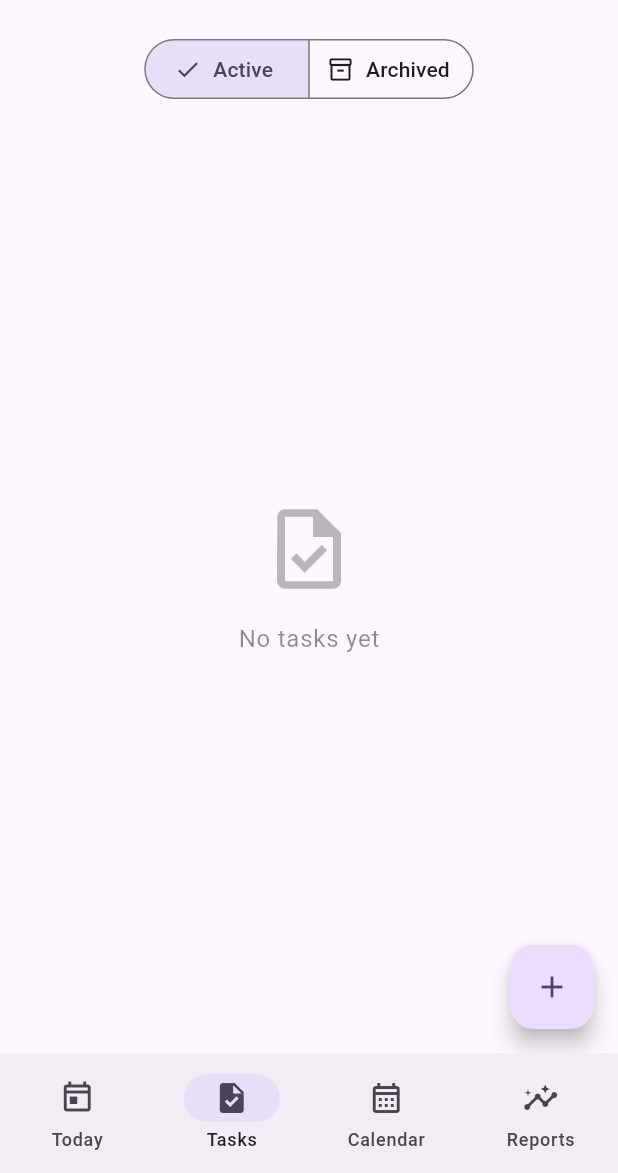
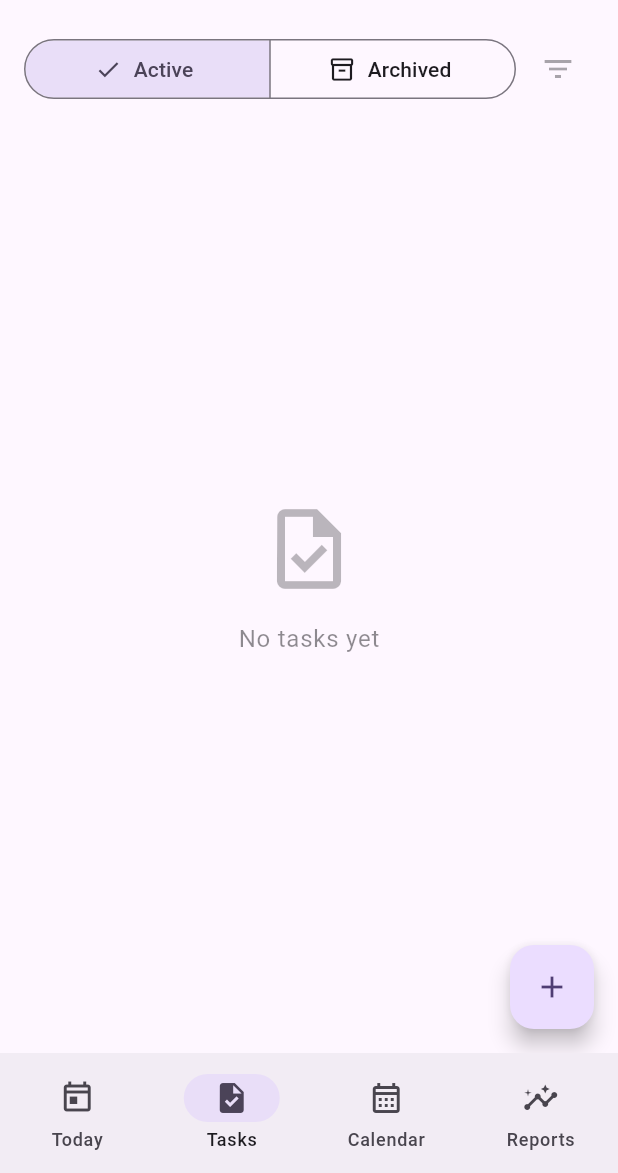
Before and after one commit to aaronbeall/timetodo, a Flutter app: the screen it shows after launch, item 2 of the bottom bar chosen, on a phone screen of 412 x 824 dp, the part 63-1236 px from its top. Run offline on Flutter 3.47's test engine with Material 3 defaults, Android fonts, the phone set to English and light mode, and no system bars; our stand-ins replace shared_preferences.

Commit message:
feat: add filtering functionality for task display based on schedule tags

```diff
--- a/flutter/lib/screens/tasks_screen.dart
+++ b/flutter/lib/screens/tasks_screen.dart
@@ -34,6 +34,7 @@ class _TasksScreenState extends State<TasksScreen> {
   String? _expandedTaskId;
   Task? _headingDraft;
   _TasksFilter _filter = _TasksFilter.active;
+  final _repeatFilters = <String>{};
   final _editorKey = GlobalKey<TaskEditorState>();
   final _listController = ScrollController();
   final _rowKeys = <String, GlobalKey>{};
@@ -97,10 +98,32 @@ class _TasksScreenState extends State<TasksScreen> {
         title: const Text('Tasks'),
         elevation: 0,
       ),
-      body: Column(
+      body: Consumer<TaskProvider>(
+        builder: (context, taskProvider, child) {
+          final List<Task> source;
+          if (_filter == _TasksFilter.archived) {
+            source = [...taskProvider.archivedTasks]
+              ..sort((a, b) =>
+                  a.label.toLowerCase().compareTo(b.label.toLowerCase()));
+          } else {
+            source = [...taskProvider.activeTasks]
+              ..sort((a, b) =>
+                  a.label.toLowerCase().compareTo(b.label.toLowerCase()));
+          }
+          final tags = _uniqueFilterTags(source);
+          final activeTags =
+              _repeatFilters.where(tags.contains).toSet();
+          final tasks = activeTags.isEmpty
+              ? source
+              : source.where((task) => _matchesFilter(task, activeTags)).toList();
+
+          return Column(
             children: [
           Padding(
             padding: const EdgeInsets.fromLTRB(16, 8, 16, 0),
+            child: Row(
+              children: [
+                Expanded(
                   child: SegmentedButton<_TasksFilter>(
               segments: const [
                 ButtonSegment(
@@ -121,26 +144,70 @@ class _TasksScreenState extends State<TasksScreen> {
                   _filter = value.first;
                   _expandedTaskId = null;
                   _headingDraft = null;
+                  _repeatFilters.clear();
                 });
               },
                   ),
                 ),
+                const SizedBox(width: 4),
+                MenuAnchor(
+                  alignmentOffset: const Offset(0, 8),
+                  builder: (context, controller, _) {
+                    return IconButton(
+                      tooltip: 'Filter by schedule',
+                      isSelected: activeTags.isNotEmpty,
+                      onPressed: tags.isEmpty
+                          ? null
+                          : () {
+                              if (controller.isOpen) {
+                                controller.close();
+                              } else {
+                                controller.open();
+                              }
+                            },
+                      icon: Badge(
+                        isLabelVisible: activeTags.isNotEmpty,
+                        smallSize: 8,
+                        child: const Icon(Icons.filter_list),
+                      ),
+                    );
+                  },
+                  menuChildren: [
+                    Padding(
+                      padding: const EdgeInsets.fromLTRB(12, 8, 12, 12),
+                      child: ConstrainedBox(
+                        constraints: const BoxConstraints(maxWidth: 280),
+                        child: Wrap(
+                          spacing: 8,
+                          runSpacing: 8,
+                          children: [
+                            for (final tag in tags)
+                              FilterChip(
+                                label: Text(tag),
+                                selected: _repeatFilters.contains(tag),
+                                onSelected: (selected) {
+                                  setState(() {
+                                    if (selected) {
+                                      _repeatFilters.add(tag);
+                                    } else {
+                                      _repeatFilters.remove(tag);
+                                    }
+                                  });
+                                },
+                              ),
+                          ],
+                        ),
+                      ),
+                    ),
+                  ],
+                ),
+              ],
+            ),
+          ),
 
-          // Task List
           Expanded(
-            child: Consumer<TaskProvider>(
-              builder: (context, taskProvider, child) {
-                final List<Task> tasks;
-                if (_filter == _TasksFilter.archived) {
-                  tasks = [...taskProvider.archivedTasks]
-                    ..sort((a, b) => a.label.toLowerCase().compareTo(b.label.toLowerCase()));
-                } else {
-                  tasks = [...taskProvider.activeTasks]
-                    ..sort((a, b) => a.label.toLowerCase().compareTo(b.label.toLowerCase()));
-                }
-
-                if (tasks.isEmpty) {
-                  return Center(
+            child: tasks.isEmpty
+                ? Center(
                     child: Column(
                       mainAxisAlignment: MainAxisAlignment.center,
                       children: [
@@ -154,9 +221,11 @@ class _TasksScreenState extends State<TasksScreen> {
                         ),
                         const SizedBox(height: 16),
                         Text(
-                          _filter == _TasksFilter.archived
+                          source.isEmpty
+                              ? (_filter == _TasksFilter.archived
                                   ? 'No archived tasks'
-                              : 'No tasks yet',
+                                  : 'No tasks yet')
+                              : 'No tasks match this filter',
                           style: Theme.of(context).textTheme.bodyLarge?.copyWith(
                                 color: Theme.of(context)
                                     .colorScheme
@@ -166,10 +235,8 @@ class _TasksScreenState extends State<TasksScreen> {
                         ),
                       ],
                     ),
-                  );
-                }
-
-                return ListView.builder(
+                  )
+                : ListView.builder(
                   controller: _listController,
                   padding: const EdgeInsets.all(16),
                   itemCount: tasks.length,
@@ -298,17 +365,35 @@ class _TasksScreenState extends State<TasksScreen> {
                       ),
                     );
                   },
-                );
-              },
                 ),
               ),
             ],
+          );
+        },
       ),
       floatingActionButton: FloatingActionButton(
         onPressed: () => _addNewTask(context),
         child: const Icon(Icons.add),
       ),
     );
+  }
+
+  List<String> _uniqueFilterTags(List<Task> tasks) {
+    final tags = <String>{};
+    for (final task in tasks) {
+      if (task.isAllDay) tags.add('All Day');
+      final repeat = _getRepeatDescription(task);
+      tags.add(repeat.isEmpty ? 'One time' : repeat);
+    }
+    final list = tags.toList()..sort();
+    return list;
+  }
+
+  bool _matchesFilter(Task task, Set<String> tags) {
+    if (tags.contains('All Day') && task.isAllDay) return true;
+    final repeat = _getRepeatDescription(task);
+    final label = repeat.isEmpty ? 'One time' : repeat;
+    return tags.contains(label);
   }
 
   String _timeSummary(Task task) {
```
Lines whose indentation alone changed are shown as unchanged.
